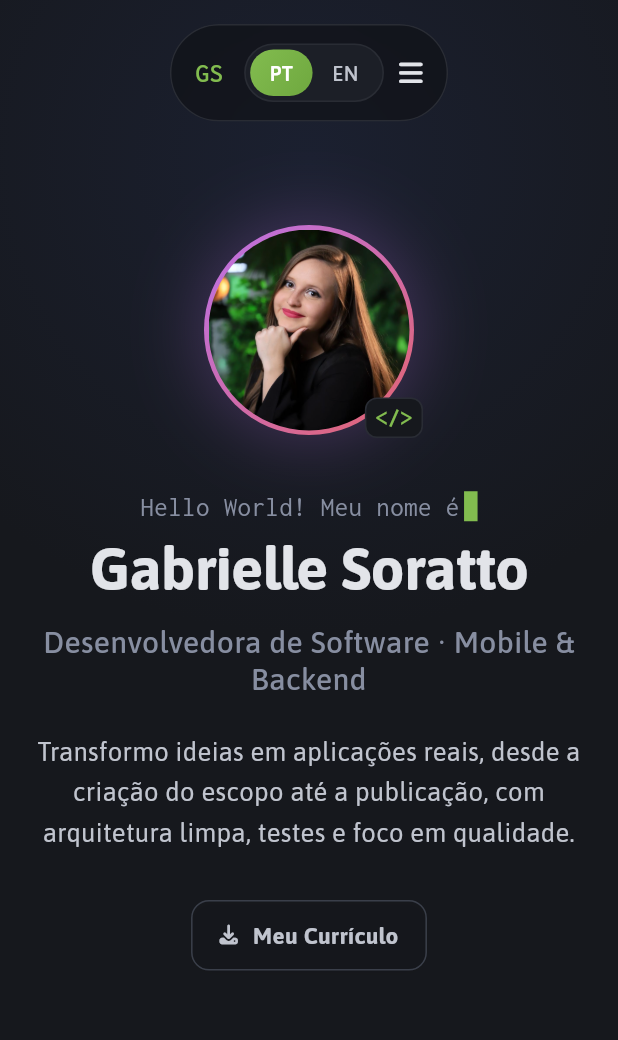
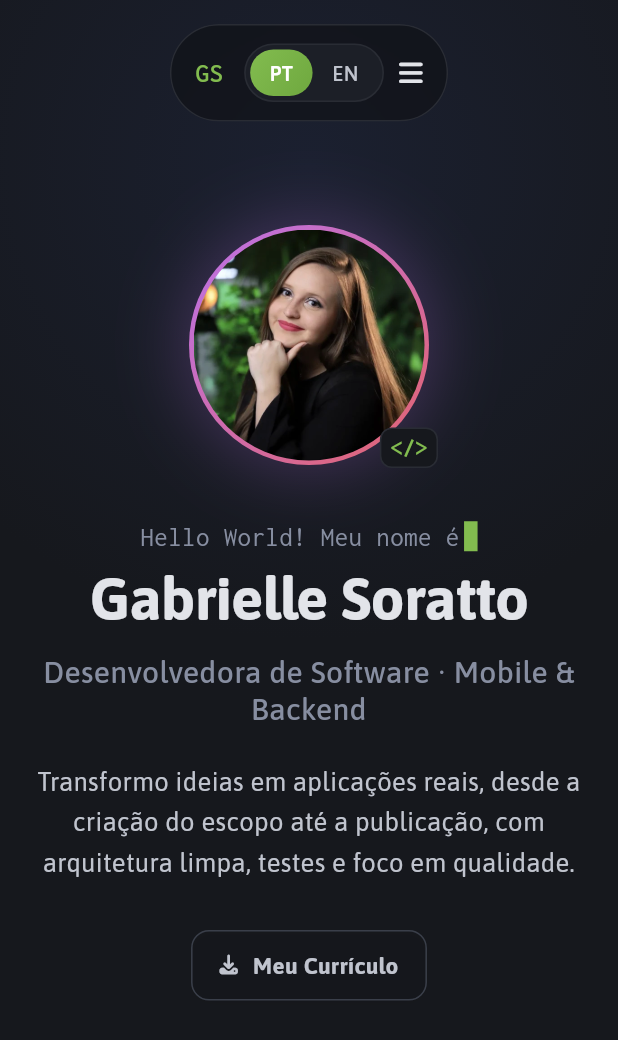
Before and after one commit to GabGFS/portifolio-profissional, a Flutter app: the screen it shows after launch, on a phone screen of 412 x 824 dp. Shown: the top 1040 px of the screen. Run offline on Flutter 3.47's test engine with Material 3 defaults, Android fonts, the phone set to English and light mode, and no system bars; our stand-ins replace flutter_svg, font_awesome_flutter, get; accounts and stored records are empty.

Commit message:
perf: foto de perfil em WebP, avatar maior e meta keywords restaurada
- assets/images/2.png (798 KB) convertido para perfil.webp 512x512 (23 KB)
- Avatar do hero de 140 para 160 px
- Restaura a <meta name="keywords"> removida acidentalmente

```diff
--- a/lib/core/constants/app_constants.dart
+++ b/lib/core/constants/app_constants.dart
@@ -23,7 +23,7 @@ class AppConstants {
   // Assets
   // Troque assets/images/profile.png pela sua foto (mantendo o nome).
   // O layout ja enquadra a imagem (BoxFit.cover) — nao precisa recortar.
-  static const String profileImage = 'assets/images/2.png';
+  static const String profileImage = 'assets/images/perfil.webp';
   static const String cvPtAsset = 'assets/cv/GabrielleSoratto_CV_PT.pdf';
   static const String cvEnAsset = 'assets/cv/GabrielleSoratto_CV_EN.pdf';
 
--- a/lib/features/portfolio/presentation/sections/hero_section.dart
+++ b/lib/features/portfolio/presentation/sections/hero_section.dart
@@ -93,7 +93,7 @@ class _Avatar extends StatelessWidget {
 
   @override
   Widget build(BuildContext context) {
-    const double size = 140;
+    const double size = 160;
     return SizedBox(
       width: size + 12,
       height: size + 12,
```
Also changed, not shown: assets/images/2.png (deleted), assets/images/perfil.webp (added), 1 other file.
